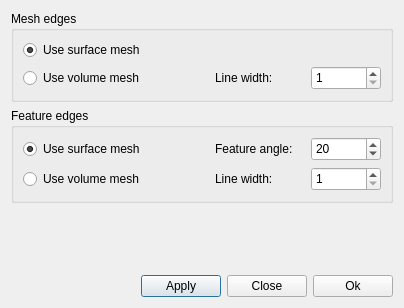
Old version of the form ElmerGUI/vtkpost/preferences.ui in the repository tehnick/elmerfem.
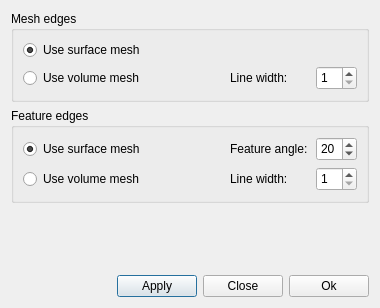
New version of the form. Icons and pictures are not drawn.

Commit message: ElmerGUI: Adjusted dialog layouts in vtk widget

Patch:
```diff
--- a/ElmerGUI/vtkpost/preferences.ui
+++ b/ElmerGUI/vtkpost/preferences.ui
@@ -5,7 +5,7 @@
    <rect>
     <x>0</x>
     <y>0</y>
-    <width>404</width>
+    <width>380</width>
     <height>308</height>
    </rect>
   </property>
@@ -41,8 +41,14 @@
           </property>
          </widget>
         </item>
-        <item row="1" column="1" >
+        <item row="1" column="2" >
          <widget class="QLabel" name="meshLineWidthLabel" >
+          <property name="minimumSize" >
+           <size>
+            <width>80</width>
+            <height>0</height>
+           </size>
+          </property>
           <property name="maximumSize" >
            <size>
             <width>90</width>
@@ -54,7 +60,7 @@
           </property>
          </widget>
         </item>
-        <item row="1" column="2" >
+        <item row="1" column="3" >
          <widget class="QSpinBox" name="meshLineWidth" >
           <property name="minimumSize" >
            <size>
@@ -65,7 +71,7 @@
           <property name="maximumSize" >
            <size>
             <width>70</width>
-            <height>16777215</height>
+            <height>24</height>
            </size>
           </property>
           <property name="minimum" >
@@ -73,6 +79,19 @@
           </property>
          </widget>
         </item>
+        <item row="1" column="1" >
+         <spacer>
+          <property name="orientation" >
+           <enum>Qt::Horizontal</enum>
+          </property>
+          <property name="sizeHint" >
+           <size>
+            <width>40</width>
+            <height>20</height>
+           </size>
+          </property>
+         </spacer>
+        </item>
        </layout>
       </item>
      </layout>
@@ -96,8 +115,14 @@
           </property>
          </widget>
         </item>
-        <item row="0" column="1" >
+        <item row="0" column="2" >
          <widget class="QLabel" name="angleLabel" >
+          <property name="minimumSize" >
+           <size>
+            <width>80</width>
+            <height>0</height>
+           </size>
+          </property>
           <property name="maximumSize" >
            <size>
             <width>90</width>
@@ -109,7 +134,7 @@
           </property>
          </widget>
         </item>
-        <item row="0" column="2" >
+        <item row="0" column="3" >
          <widget class="QSpinBox" name="angleSpin" >
           <property name="minimumSize" >
            <size>
@@ -120,7 +145,7 @@
           <property name="maximumSize" >
            <size>
             <width>70</width>
-            <height>16777215</height>
+            <height>24</height>
            </size>
           </property>
           <property name="minimum" >
@@ -141,8 +166,14 @@
           </property>
          </widget>
         </item>
-        <item row="1" column="1" >
+        <item row="1" column="2" >
          <widget class="QLabel" name="lineWidthLabel_2" >
+          <property name="minimumSize" >
+           <size>
+            <width>80</width>
+            <height>0</height>
+           </size>
+          </property>
           <property name="maximumSize" >
            <size>
             <width>90</width>
@@ -154,7 +185,7 @@
           </property>
          </widget>
         </item>
-        <item row="1" column="2" >
+        <item row="1" column="3" >
          <widget class="QSpinBox" name="lineWidthSpin" >
           <property name="minimumSize" >
            <size>
@@ -165,7 +196,7 @@
           <property name="maximumSize" >
            <size>
             <width>70</width>
-            <height>16777215</height>
+            <height>24</height>
            </size>
           </property>
           <property name="minimum" >
@@ -173,6 +204,19 @@
           </property>
          </widget>
         </item>
+        <item row="0" column="1" >
+         <spacer>
+          <property name="orientation" >
+           <enum>Qt::Horizontal</enum>
+          </property>
+          <property name="sizeHint" >
+           <size>
+            <width>40</width>
+            <height>20</height>
+           </size>
+          </property>
+         </spacer>
+        </item>
        </layout>
       </item>
      </layout>
```
